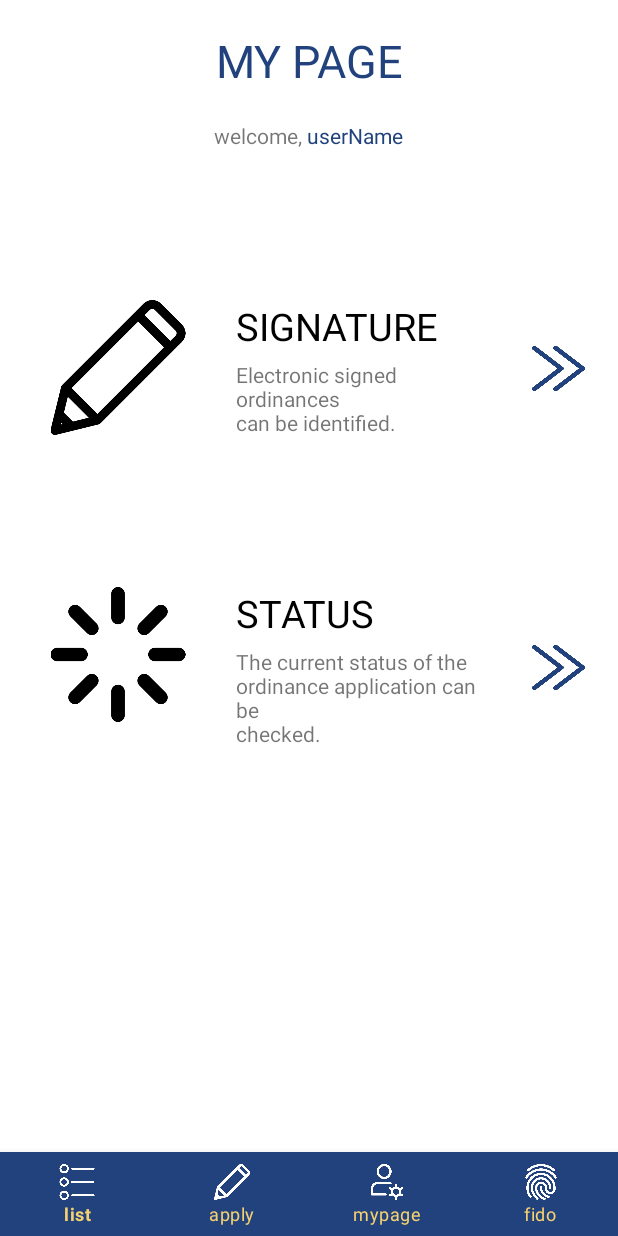
After one commit to saemmilee/Garim, an Android app: the layout fragment_fido.xml on its own in the app's theme, with its tools: preview values and no code run, on a phone screen of 412 x 824 dp. The commit adds this screen. Run offline under Robolectric (Android 15) with nearby library versions, the phone set to English and light mode, and no system bars.

Commit message:
20210825:: 1sunny

```diff
--- a/app/src/main/res/layout/fragment_apply.xml
+++ b/app/src/main/res/layout/fragment_apply.xml
@@ -91,7 +91,7 @@
             android:inputType="textMultiLine"
             android:lines="8"
             android:maxLines="15"
-            android:minLines="9"
+            android:minLines="5"
             android:padding="10dp"
             android:scrollbars="vertical" />
 
--- /dev/null
+++ b/app/src/main/res/layout/fragment_fido.xml
@@ -0,0 +1,164 @@
+<?xml version="1.0" encoding="utf-8"?>
+<FrameLayout xmlns:android="http://schemas.android.com/apk/res/android"
+    xmlns:tools="http://schemas.android.com/tools"
+    android:layout_width="match_parent"
+    android:layout_height="match_parent"
+    tools:context=".MypageFragment">
+
+    <LinearLayout
+        xmlns:android="http://schemas.android.com/apk/res/android"
+        xmlns:app="http://schemas.android.com/apk/res-auto"
+        android:layout_width="match_parent"
+        android:layout_height="match_parent"
+        android:orientation="vertical">
+
+        <TextView
+            android:layout_width="match_parent"
+            android:layout_height="wrap_content"
+            android:text="MY PAGE"
+            android:textSize="30sp"
+            android:textColor="@color/navy"
+            android:layout_marginTop="20dp"
+            android:layout_marginBottom="20dp"
+            android:gravity="center" />
+
+        <LinearLayout
+            android:layout_width="match_parent"
+            android:layout_height="wrap_content"
+            android:orientation="horizontal"
+            android:gravity="center">
+
+            <TextView
+                android:layout_width="wrap_content"
+                android:layout_height="wrap_content"
+                android:text="welcome, " />
+
+            <TextView
+                android:id="@+id/txtUserID"
+                android:layout_width="wrap_content"
+                android:layout_height="wrap_content"
+                android:text="userName"
+                android:textColor="@color/navy"/>
+
+        </LinearLayout>
+
+        <LinearLayout
+            android:layout_width="match_parent"
+            android:layout_height="wrap_content"
+            android:weightSum="9"
+            android:layout_marginTop="100dp"
+            android:layout_marginLeft="20dp"
+            android:layout_marginRight="20dp"
+            android:orientation="horizontal">
+
+            <ImageView
+                android:layout_width="0dp"
+                android:layout_height="90dp"
+                android:layout_weight="3"
+                android:src="@drawable/write" />
+
+            <LinearLayout
+                android:layout_width="0dp"
+                android:layout_height="wrap_content"
+                android:layout_weight="5"
+                android:orientation="vertical"
+                android:layout_gravity="center">
+
+                <TextView
+                    android:layout_width="wrap_content"
+                    android:layout_height="wrap_content"
+                    android:layout_marginLeft="20dp"
+                    android:text="SIGNATURE"
+                    android:textSize="25sp"
+                    android:textColor="@color/black" />
+
+                <TextView
+                    android:layout_width="wrap_content"
+                    android:layout_height="wrap_content"
+                    android:layout_marginTop="5dp"
+                    android:layout_marginLeft="20dp"
+                    android:text="Electronic signed ordinances\ncan be identified." />
+
+            </LinearLayout>
+
+            <Button
+                android:id="@+id/btnSignature"
+                android:layout_width="0dp"
+                android:layout_height="30dp"
+                android:layout_weight="1"
+                android:layout_marginLeft="20dp"
+                android:background="@drawable/chevron"
+                android:layout_gravity="center_vertical" />
+
+        </LinearLayout>
+
+        <LinearLayout
+            android:layout_width="match_parent"
+            android:layout_height="wrap_content"
+            android:weightSum="9"
+            android:layout_marginTop="100dp"
+            android:layout_marginLeft="20dp"
+            android:layout_marginRight="20dp"
+            android:orientation="horizontal">
+
+            <ImageView
+                android:layout_width="0dp"
+                android:layout_height="90dp"
+                android:layout_weight="3"
+                android:src="@drawable/reload" />
+
+            <LinearLayout
+                android:layout_width="0dp"
+                android:layout_height="wrap_content"
+                android:layout_weight="5"
+                android:orientation="vertical"
+                android:layout_gravity="center">
+
+                <TextView
+                    android:layout_width="wrap_content"
+                    android:layout_height="wrap_content"
+                    android:layout_marginLeft="20dp"
+                    android:text="STATUS"
+                    android:textSize="25sp"
+                    android:textColor="@color/black" />
+
+                <TextView
+                    android:layout_width="wrap_content"
+                    android:layout_height="wrap_content"
+                    android:layout_marginTop="5dp"
+                    android:layout_marginLeft="20dp"
+                    android:text="The current status of the\nordinance application can be\nchecked." />
+
+            </LinearLayout>
+
+            <Button
+                android:id="@+id/btnStatus"
+                android:layout_width="0dp"
+                android:layout_height="30dp"
+                android:layout_weight="1"
+                android:layout_marginLeft="20dp"
+                android:background="@drawable/chevron"
+                android:layout_gravity="center_vertical" />
+
+        </LinearLayout>
+
+        <RelativeLayout
+            android:layout_width="match_parent"
+            android:layout_height="match_parent">
+
+            <com.google.android.material.bottomnavigation.BottomNavigationView
+                android:id="@+id/bottom_menu"
+                android:layout_width="match_parent"
+                android:layout_height="wrap_content"
+                android:layout_alignParentBottom="true"
+                android:background="@color/navy"
+                app:itemIconTint="#FFFFFF"
+                app:itemTextColor="#f6d170"
+                app:labelVisibilityMode="labeled"
+                app:menu="@menu/bottom_menu"/>
+
+        </RelativeLayout>
+
+    </LinearLayout>
+
+</FrameLayout>
--- a/app/src/main/res/menu/bottom_menu.xml
+++ b/app/src/main/res/menu/bottom_menu.xml
@@ -26,4 +26,12 @@
         android:title="mypage">
     </item>
 
+    <item
+        android:id="@+id/tabFido"
+        app:showAsAction="always"
+        android:enabled="true"
+        android:icon="@drawable/fingerprint"
+        android:title="fido">
+    </item>
+
 </menu>
```
Also changed, not shown: app/src/main/res/drawable/fingerprint.png.
